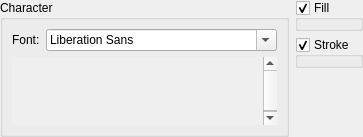
This is src/terralib/qt/widgets/se/ui/GlyphMarkWidgetForm.ui in claudiobogossian/terralib5 as Qt 5 draws it before an edit. The edited form follows.
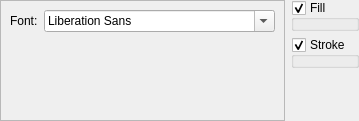
This is the edited form.

```diff
--- a/src/terralib/qt/widgets/se/ui/GlyphMarkWidgetForm.ui
+++ b/src/terralib/qt/widgets/se/ui/GlyphMarkWidgetForm.ui
@@ -7,7 +7,7 @@
     <x>0</x>
     <y>0</y>
     <width>306</width>
-    <height>134</height>
+    <height>121</height>
    </rect>
   </property>
   <property name="windowTitle">
@@ -20,9 +20,12 @@
    <item row="0" column="0">
     <layout class="QGridLayout" name="gridLayout_5">
      <item row="0" column="0">
-      <widget class="QGroupBox" name="m_charGroupBox">
-       <property name="title">
-        <string>Character</string>
+      <widget class="QFrame" name="m_charFrame">
+       <property name="frameShape">
+        <enum>QFrame::StyledPanel</enum>
+       </property>
+       <property name="frameShadow">
+        <enum>QFrame::Raised</enum>
        </property>
        <layout class="QGridLayout" name="gridLayout_3">
         <item row="0" column="0">
```
Left out of the diff: 42 changed lines with no effect on the pictures.
